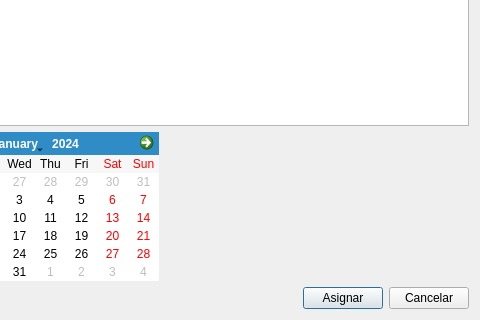
This is src/ui/fitnesstrainer/assignworkoutdialog.ui in Physical-User-Modeling-PhyUM/Analizador_psicomotor_MediaPipe as Qt 5 draws it before an edit; both pictures show x 409 to 889 and y 420 to 740 of the 889 by 740 pixel window. The edited form follows.
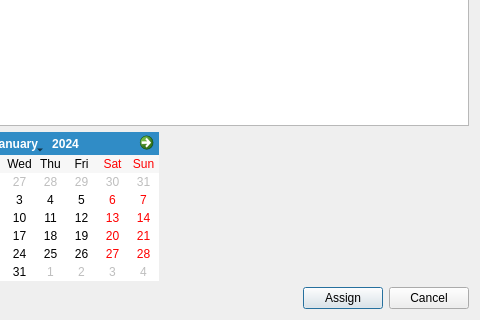
This is the edited form.

The edit to the form file:
```diff
--- a/src/ui/fitnesstrainer/assignworkoutdialog.ui
+++ b/src/ui/fitnesstrainer/assignworkoutdialog.ui
@@ -57,14 +57,14 @@
        <item>
         <widget class="QPushButton" name="Assign_Button">
          <property name="text">
-          <string>Asignar</string>
+          <string>Assign</string>
          </property>
         </widget>
        </item>
        <item>
         <widget class="QPushButton" name="cancel_Button">
          <property name="text">
-          <string>Cancelar</string>
+          <string>Cancel</string>
          </property>
         </widget>
        </item>
```
